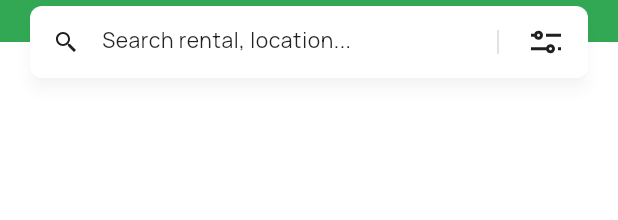
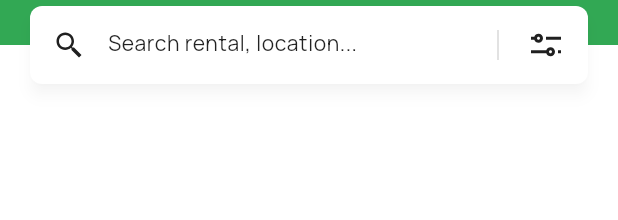
Before and after one commit to hellomentorplus/hatspace, a Flutter app: the SearchBar widget shown alone on an empty page, opened directly, on a phone screen of 412 x 824 dp. Shown: the top 220 px of the screen. Run offline on Flutter 3.47's test engine with Material 2 defaults, Android fonts, the phone set to English and light mode, and no system bars; our stand-ins replace cloud_firestore, equatable, firebase_auth, firebase_core, firebase_remote_config, flutter_bloc and 4 more; missing offline and left inert: flutter_facebook_auth, shake; accounts and stored records are empty; generated files the repository leaves out were written again.

Commit message:
Update search icon size (#67)

```diff
--- a/lib/features/home/view/widgets/app_bar_bottom.dart
+++ b/lib/features/home/view/widgets/app_bar_bottom.dart
@@ -28,8 +28,8 @@ class SearchBar extends StatelessWidget implements PreferredSizeWidget {
                     padding: const EdgeInsets.all(16.0),
                     child: SvgPicture.asset(
                       Assets.icons.search,
-                      width: 16.0,
-                      height: 16.0,
+                      width: 20.0,
+                      height: 20.0,
                     ),
                   ),
                   Expanded(
```
